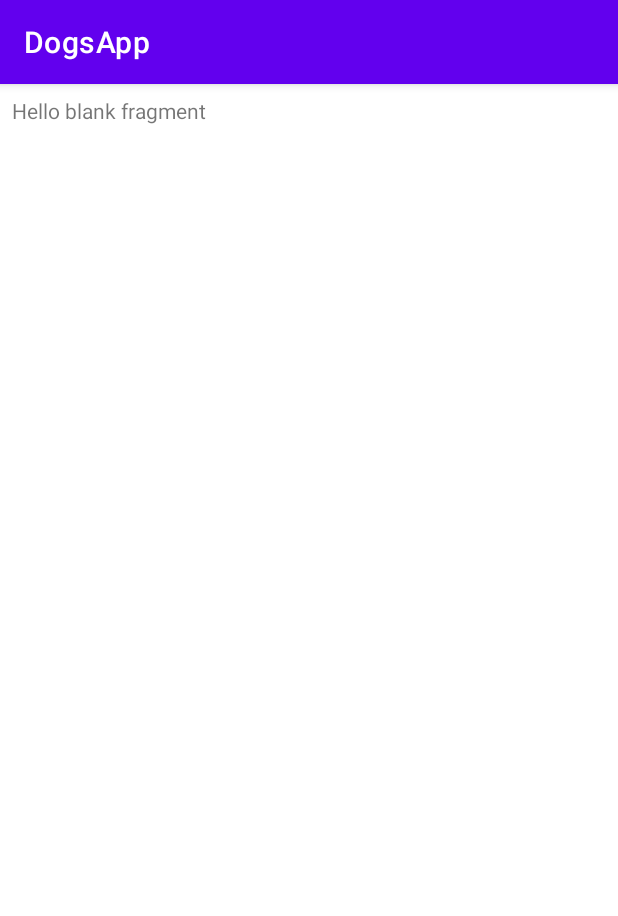
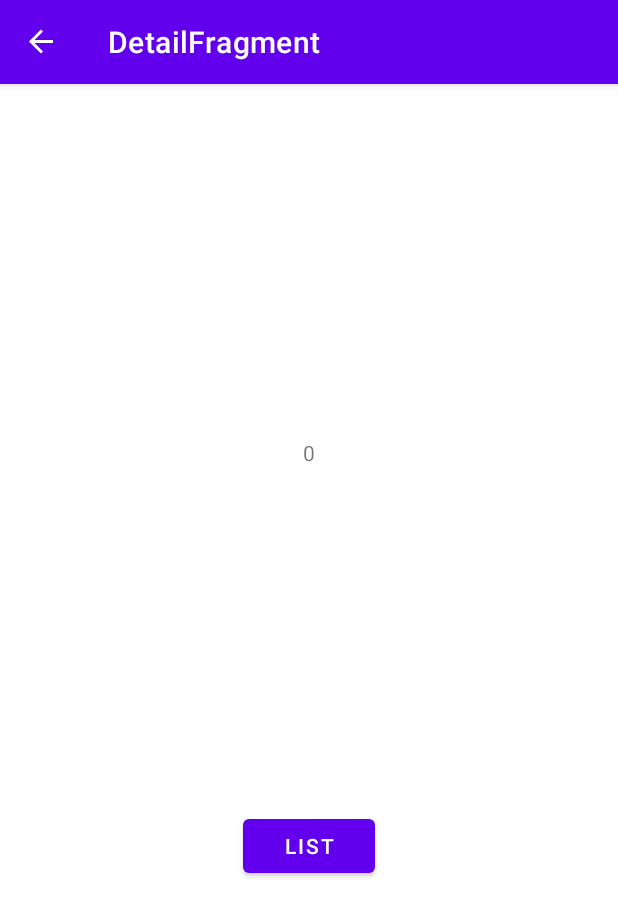
Before and after one commit to rodrigotguerra/Android-Jetpack-Showcase, an Android app: the DetailFragment screen opened through its navigation route, on a phone screen of 412 x 824 dp. Shown: the top 916 px of the screen. Run offline under Robolectric (Android 15) with nearby library versions, the phone set to English and light mode, and no system bars; our stand-ins replace data binding, navigation-ui; 1 statement that could not run was skipped.

Commit message:
Lesson: Navigation

```diff
--- a/app/build.gradle
+++ b/app/build.gradle
@@ -16,7 +16,7 @@ android {
         targetSdkVersion 30
         versionCode 1
         versionName "1.0"
-
+        multiDexEnabled true
         testInstrumentationRunner "androidx.test.runner.AndroidJUnitRunner"
     }
 
--- a/app/src/main/java/com/rodrigotguerra/dogsapp/view/DetailFragment.kt
+++ b/app/src/main/java/com/rodrigotguerra/dogsapp/view/DetailFragment.kt
@@ -5,10 +5,14 @@ import androidx.fragment.app.Fragment
 import android.view.LayoutInflater
 import android.view.View
 import android.view.ViewGroup
+import androidx.navigation.Navigation
 import com.rodrigotguerra.dogsapp.R
+import kotlinx.android.synthetic.main.fragment_detail.*
 
 
 class DetailFragment : Fragment() {
+
+    private var dogUuid = 0
 
     override fun onCreateView(
         inflater: LayoutInflater, container: ViewGroup?,
@@ -18,4 +22,17 @@ class DetailFragment : Fragment() {
         return inflater.inflate(R.layout.fragment_detail, container, false)
     }
 
+    override fun onViewCreated(view: View, savedInstanceState: Bundle?) {
+        super.onViewCreated(view, savedInstanceState)
+
+        arguments?.let {
+            dogUuid = DetailFragmentArgs.fromBundle(it).dogUuid
+            tv_2.text = dogUuid.toString()
+        }
+
+        btn_list.setOnClickListener {
+            Navigation.findNavController(it).navigate(DetailFragmentDirections.actionListFragment())
+        }
+    }
+
 }
--- a/app/src/main/java/com/rodrigotguerra/dogsapp/view/ListFragment.kt
+++ b/app/src/main/java/com/rodrigotguerra/dogsapp/view/ListFragment.kt
@@ -5,7 +5,9 @@ import androidx.fragment.app.Fragment
 import android.view.LayoutInflater
 import android.view.View
 import android.view.ViewGroup
+import androidx.navigation.Navigation
 import com.rodrigotguerra.dogsapp.R
+import kotlinx.android.synthetic.main.fragment_list.*
 
 
 class ListFragment : Fragment() {
@@ -18,4 +20,14 @@ class ListFragment : Fragment() {
         return inflater.inflate(R.layout.fragment_list, container, false)
     }
 
+    override fun onViewCreated(view: View, savedInstanceState: Bundle?) {
+        super.onViewCreated(view, savedInstanceState)
+
+        btn_details.setOnClickListener {
+            val action = ListFragmentDirections.actionDetailFragment()
+            action.dogUuid = 5
+            Navigation.findNavController(it).navigate(action)
+        }
+    }
+
 }
--- a/app/src/main/java/com/rodrigotguerra/dogsapp/view/MainActivity.kt
+++ b/app/src/main/java/com/rodrigotguerra/dogsapp/view/MainActivity.kt
@@ -2,11 +2,25 @@ package com.rodrigotguerra.dogsapp.view
 
 import androidx.appcompat.app.AppCompatActivity
 import android.os.Bundle
+import androidx.navigation.NavController
+import androidx.navigation.Navigation
+import androidx.navigation.ui.NavigationUI
 import com.rodrigotguerra.dogsapp.R
 
 class MainActivity : AppCompatActivity() {
+
+    private lateinit var navController: NavController
+
     override fun onCreate(savedInstanceState: Bundle?) {
         super.onCreate(savedInstanceState)
         setContentView(R.layout.activity_main)
+
+        navController = Navigation.findNavController(this, R.id.fragment)
+        NavigationUI.setupActionBarWithNavController(this, navController)
     }
+
+    override fun onSupportNavigateUp(): Boolean {
+        return NavigationUI.navigateUp(navController, null)
+    }
+
 }
--- a/app/src/main/res/layout/fragment_detail.xml
+++ b/app/src/main/res/layout/fragment_detail.xml
@@ -1,18 +1,32 @@
 <?xml version="1.0" encoding="utf-8"?>
 <layout xmlns:android="http://schemas.android.com/apk/res/android"
-    xmlns:tools="http://schemas.android.com/tools">
+    xmlns:tools="http://schemas.android.com/tools"
+    xmlns:app="http://schemas.android.com/apk/res-auto">
 
-    <FrameLayout xmlns:android="http://schemas.android.com/apk/res/android"
-        xmlns:tools="http://schemas.android.com/tools"
+    <androidx.constraintlayout.widget.ConstraintLayout
         android:layout_width="match_parent"
         android:layout_height="match_parent"
         tools:context=".view.DetailFragment">
 
-        <!-- TODO: Update blank fragment layout -->
+        <Button
+            android:id="@+id/btn_list"
+            android:layout_width="wrap_content"
+            android:layout_height="wrap_content"
+            android:text="List"
+            app:layout_constraintBottom_toBottomOf="parent"
+            app:layout_constraintEnd_toEndOf="parent"
+            app:layout_constraintStart_toStartOf="parent"
+            app:layout_constraintTop_toBottomOf="@+id/tv_2" />
+
         <TextView
-            android:layout_width="match_parent"
-            android:layout_height="match_parent"
-            android:text="@string/hello_blank_fragment" />
+            android:id="@+id/tv_2"
+            android:layout_width="wrap_content"
+            android:layout_height="wrap_content"
+            android:text="Details Fragment"
+            app:layout_constraintBottom_toTopOf="@id/btn_list"
+            app:layout_constraintEnd_toEndOf="parent"
+            app:layout_constraintStart_toStartOf="parent"
+            app:layout_constraintTop_toTopOf="parent" />
 
-    </FrameLayout>
+    </androidx.constraintlayout.widget.ConstraintLayout>
 </layout>
--- a/app/src/main/res/navigation/dog_navigation.xml
+++ b/app/src/main/res/navigation/dog_navigation.xml
@@ -1,22 +1,31 @@
 <?xml version="1.0" encoding="utf-8"?>
 <navigation xmlns:android="http://schemas.android.com/apk/res/android"
-    xmlns:app="http://schemas.android.com/apk/res-auto" android:id="@+id/dog_navigation"
+    xmlns:app="http://schemas.android.com/apk/res-auto"
+    android:id="@+id/dog_navigation"
     app:startDestination="@id/listFragment">
 
     <fragment
         android:id="@+id/listFragment"
         android:name="com.rodrigotguerra.dogsapp.view.ListFragment"
-        android:label="ListFragment" >
+        android:label="ListFragment">
         <action
             android:id="@+id/actionDetailFragment"
-            app:destination="@id/detailFragment" />
+            app:destination="@id/detailFragment"
+            app:enterAnim="@anim/nav_default_enter_anim"
+            app:exitAnim="@anim/nav_default_exit_anim" />
     </fragment>
     <fragment
         android:id="@+id/detailFragment"
         android:name="com.rodrigotguerra.dogsapp.view.DetailFragment"
-        android:label="DetailFragment" >
+        android:label="DetailFragment">
         <action
             android:id="@+id/actionListFragment"
-            app:destination="@id/listFragment" />
+            app:destination="@id/listFragment"
+            app:enterAnim="@anim/nav_default_enter_anim"
+            app:exitAnim="@anim/nav_default_exit_anim" />
+        <argument
+            android:name="DogUuid"
+            android:defaultValue="0"
+            app:argType="integer" />
     </fragment>
 </navigation>
--- a/app/src/main/res/values/strings.xml
+++ b/app/src/main/res/values/strings.xml
@@ -1,5 +1,4 @@
 <resources>
-    <string name="app_name">DogsApp</string>
-    <!-- TODO: Remove or change this placeholder text -->
+    <string name="app_name">Dogs App</string>
     <string name="hello_blank_fragment">Hello blank fragment</string>
 </resources>
```
Also changed, not shown: app/src/main/res/layout/fragment_list.xml (+23 -6 lines).
